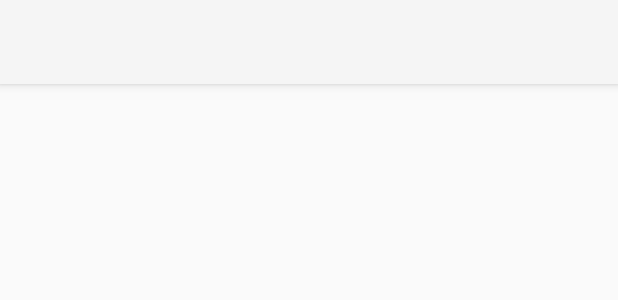
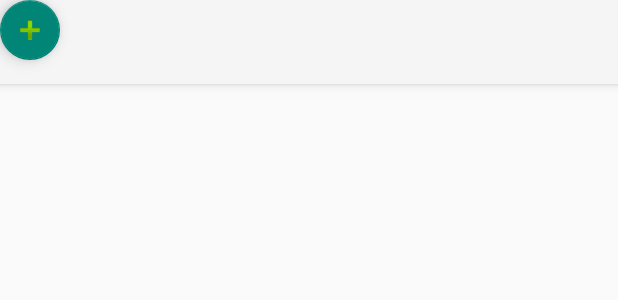
Before and after one commit to schmecs/journal, an Android app: the layout activity_main.xml on its own in the app's theme, with its tools: preview values and no code run, on a phone screen of 412 x 824 dp. Shown: the top 300 px of the screen. Run offline under Robolectric (Android 15) with nearby library versions, the phone set to English and light mode, and no system bars.

Commit message:
add floating action +

```diff
--- a/app/src/main/java/com/schmecs/journal/MainActivity.java
+++ b/app/src/main/java/com/schmecs/journal/MainActivity.java
@@ -44,6 +44,8 @@ public class MainActivity extends AppCompatActivity implements Serializable {
         Toolbar toolbar = (Toolbar) findViewById(R.id.toolbar);
         setSupportActionBar(toolbar);
         SessionManager session = new SessionManager(getApplicationContext());
+
+        FloatingActionButton fab = (FloatingActionButton) findViewById(R.id.fab);
 
         mUserName = session.getUsername();
 
--- a/app/src/main/res/layout/activity_main.xml
+++ b/app/src/main/res/layout/activity_main.xml
@@ -22,6 +22,15 @@
 
     </android.support.design.widget.AppBarLayout>
 
-    <include layout="@layout/content_main"/>
+    <include layout="@layout/content_main"
+             android:id="@+id/include"/>
+
+    <android.support.design.widget.FloatingActionButton
+        android:id="@+id/fab"
+        android:layout_width="wrap_content"
+        android:layout_height="wrap_content"
+        android:clickable="true"
+        app:fabSize="mini"
+        app:srcCompat="@android:drawable/ic_input_add"/>
 
 </android.support.design.widget.CoordinatorLayout>
```
Also changed, not shown: 16 other files.
